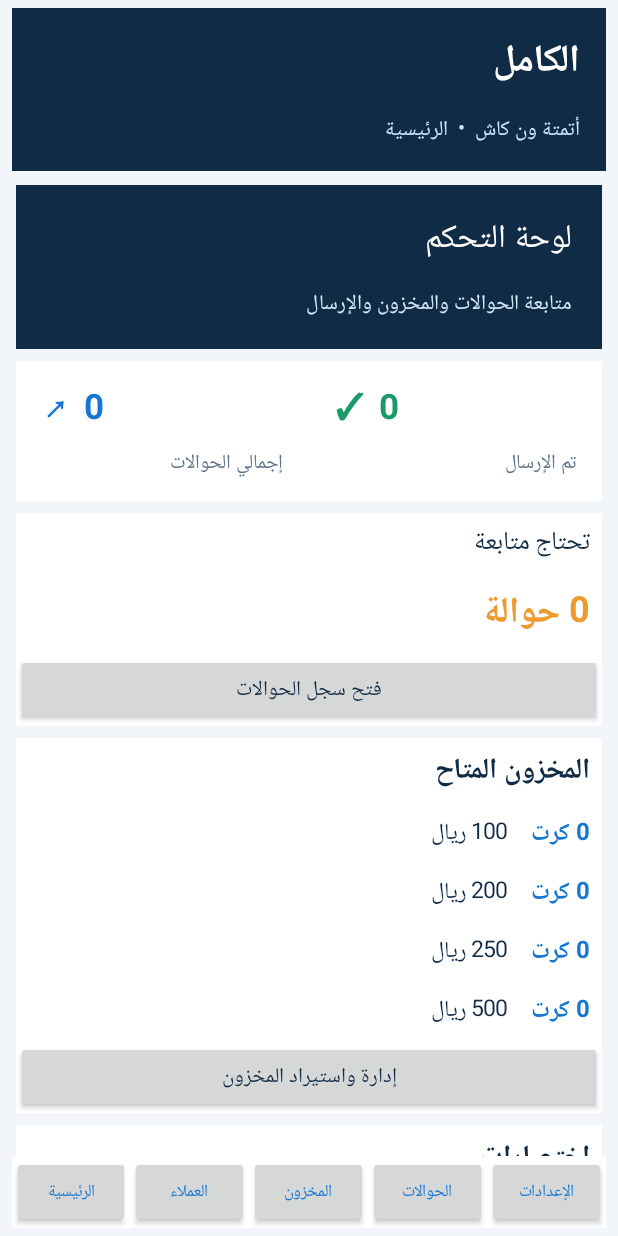
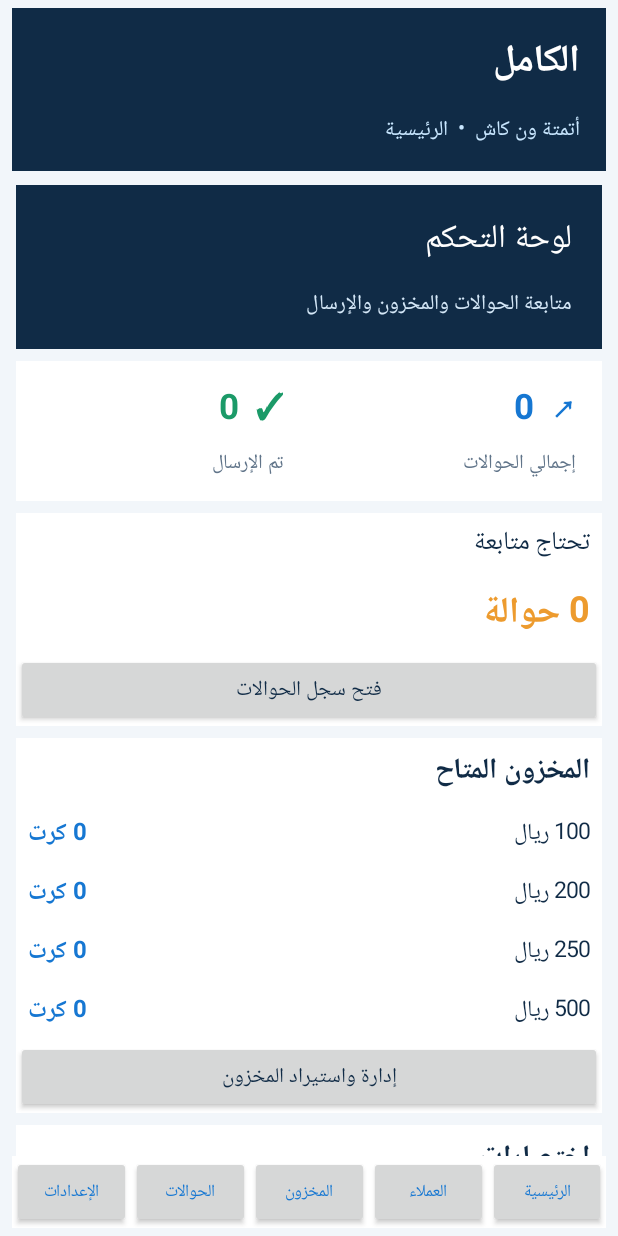
Before and after one commit to mohammedkamelkamel-tech/alkamel-onecash-automation, an Android app: the screen it shows after launch (MainActivity), on a phone screen of 412 x 824 dp. Run offline under Robolectric (Android 15) with nearby library versions, the phone set to English and light mode, and no system bars.

Commit message:
Force RTL layout direction for Arabic interface

```diff
--- a/app/src/main/java/com/alkamel/onecash/MainActivity.java
+++ b/app/src/main/java/com/alkamel/onecash/MainActivity.java
@@ -23,7 +23,7 @@ public class MainActivity extends Activity {
     LinearLayout col(){LinearLayout l=new LinearLayout(this);l.setOrientation(1);return l;}
     View card(){LinearLayout l=col();l.setBackgroundColor(white);l.setPadding(8,8,8,8);return l;}
     void addCard(View v){LinearLayout.LayoutParams p=new LinearLayout.LayoutParams(-1,-2);p.setMargins(0,0,0,12);body.addView(v,p);} void addListCard(LinearLayout list,View v){LinearLayout.LayoutParams p=new LinearLayout.LayoutParams(-1,-2);p.setMargins(0,0,0,12);list.addView(v,p);}
-    void base(String screen){root=col();root.setBackgroundColor(bg);root.setPadding(12,8,12,8);
+    void base(String screen){root=col();root.setLayoutDirection(View.LAYOUT_DIRECTION_RTL);root.setBackgroundColor(bg);root.setPadding(12,8,12,8);
         LinearLayout header=col();header.setBackgroundColor(navy);header.setPadding(14,14,14,14);
         TextView brand=txt("الكامل",25,white);brand.setTypeface(null,Typeface.BOLD);header.addView(brand);
         header.addView(txt("أتمتة ون كاش  •  "+screen,14,0xffc9e7ff));root.addView(header);
```
